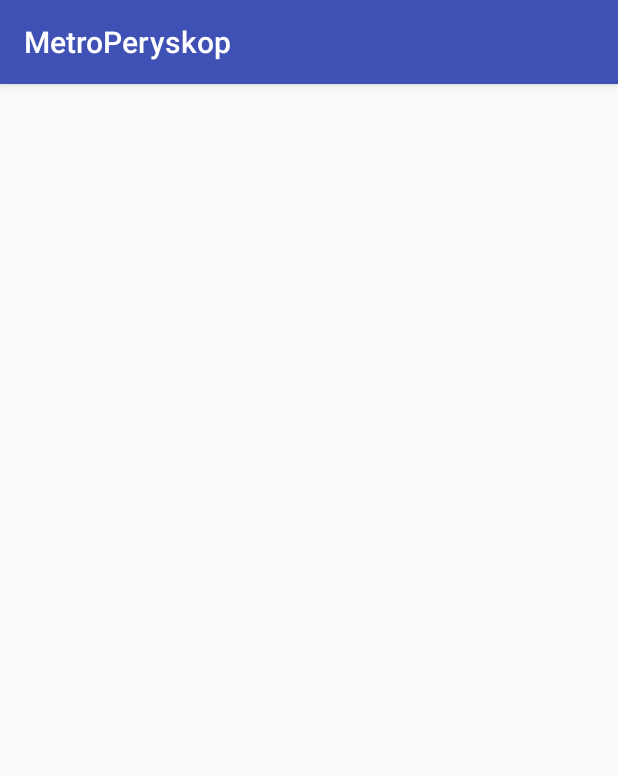
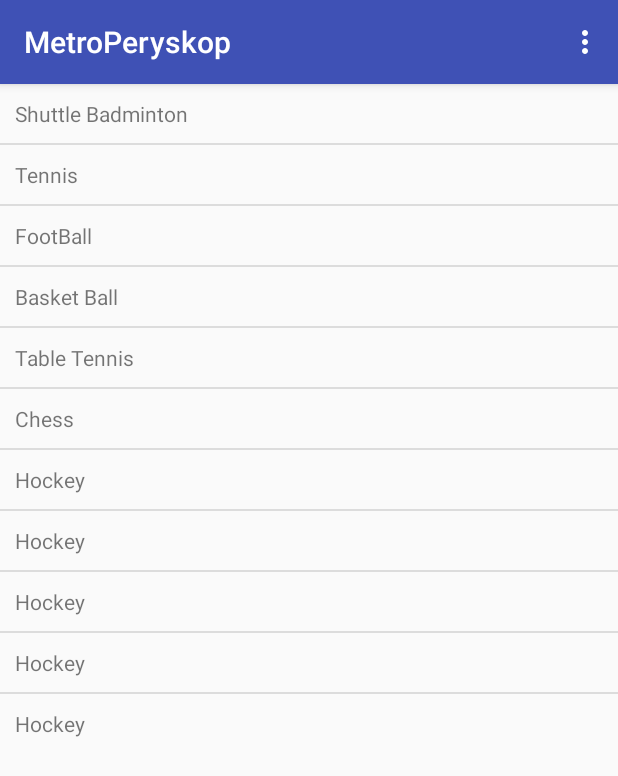
Before and after one commit to kczarnota/metro_peryskop, an Android app: the screen it shows after launch (MapActivity), on a phone screen of 412 x 824 dp. Shown: the top 776 px of the screen. Run offline under Robolectric (Android 15) with nearby library versions, the phone set to English and light mode, and no system bars; our stand-ins replace ButterKnife.

Commit message:
Stations list

```diff
--- a/app/src/main/java/com/example/konrad/metroperyskop/MapActivity.java
+++ b/app/src/main/java/com/example/konrad/metroperyskop/MapActivity.java
@@ -8,8 +8,11 @@ import android.view.MenuInflater;
 import android.view.MenuItem;
 import android.view.MotionEvent;
 import android.view.View;
-import android.widget.Button;
-import android.widget.ImageView;
+import android.widget.AdapterView;
+import android.widget.ArrayAdapter;
+import android.widget.ListView;
+import android.widget.TextView;
+import android.widget.Toast;
 
 import butterknife.BindView;
 import butterknife.ButterKnife;
@@ -17,12 +20,28 @@ import butterknife.ButterKnife;
 public class MapActivity extends AppCompatActivity implements View.OnTouchListener
 
 {
+    @BindView(R.id.stations_list) ListView stationList;
+
     @Override
     protected void onCreate(Bundle savedInstanceState)
     {
         super.onCreate(savedInstanceState);
         setContentView(R.layout.activity_map);
         ButterKnife.bind(this);
+
+        String[] stations = getResources().getStringArray(R.array.stations_array);
+        //Row layout defined by Android: android.R.layout.simple_list_item_1
+        stationList.setAdapter(new ArrayAdapter<String>(this,
+                R.layout.list_item, stations));
+        stationList.setOnItemClickListener(new AdapterView.OnItemClickListener()
+        {
+            @Override
+            public void onItemClick(AdapterView<?> adapterView, View view, int i, long l)
+            {
+                Toast.makeText(getApplicationContext(), ((TextView) view).getText(),
+                        Toast.LENGTH_SHORT).show();
+            }
+        });
     }
 
     @Override
--- a/app/src/main/res/layout/activity_map.xml
+++ b/app/src/main/res/layout/activity_map.xml
@@ -8,13 +8,11 @@
     android:orientation="vertical"
     tools:context="com.example.konrad.metroperyskop.MapActivity">
 
-    <ScrollView
+    <ListView
         android:layout_width="match_parent"
-        android:layout_height="match_parent">
-        <ListView
-            android:layout_width="match_parent"
-            android:layout_height="match_parent">
-        </ListView>
-    </ScrollView>
+        android:layout_height="wrap_content"
+        android:id="@+id/stations_list">
+    </ListView>
+
 
 </LinearLayout>
--- /dev/null
+++ b/app/src/main/res/layout/list_item.xml
@@ -0,0 +1,5 @@
+<?xml version="1.0" encoding="utf-8"?>
+<TextView xmlns:android="http://schemas.android.com/apk/res/android"
+          android:layout_width="fill_parent"
+          android:layout_height="fill_parent"
+          android:padding="10dp" />
--- /dev/null
+++ b/app/src/main/res/menu/map_menu.xml
@@ -0,0 +1,6 @@
+<?xml version="1.0" encoding="utf-8"?>
+<menu xmlns:android="http://schemas.android.com/apk/res/android">
+    <item android:id="@+id/scan_qr"
+          android:title="scan code"
+          android:showAsAction="ifRoom"/>
+</menu>
--- a/app/src/main/res/values/strings.xml
+++ b/app/src/main/res/values/strings.xml
@@ -1,4 +1,18 @@
 <resources>
     <string name="app_name">MetroPeryskop</string>
     <string name="scan_qr_code">Scan QR code</string>
+
+    <string-array name="stations_array">
+        <item>Shuttle Badminton</item>
+        <item>Tennis</item>
+        <item>FootBall</item>
+        <item>Basket Ball</item>
+        <item>Table Tennis</item>
+        <item>Chess</item>
+        <item>Hockey</item>
+        <item>Hockey</item>
+        <item>Hockey</item>
+        <item>Hockey</item>
+        <item>Hockey</item>
+    </string-array>
 </resources>
```
